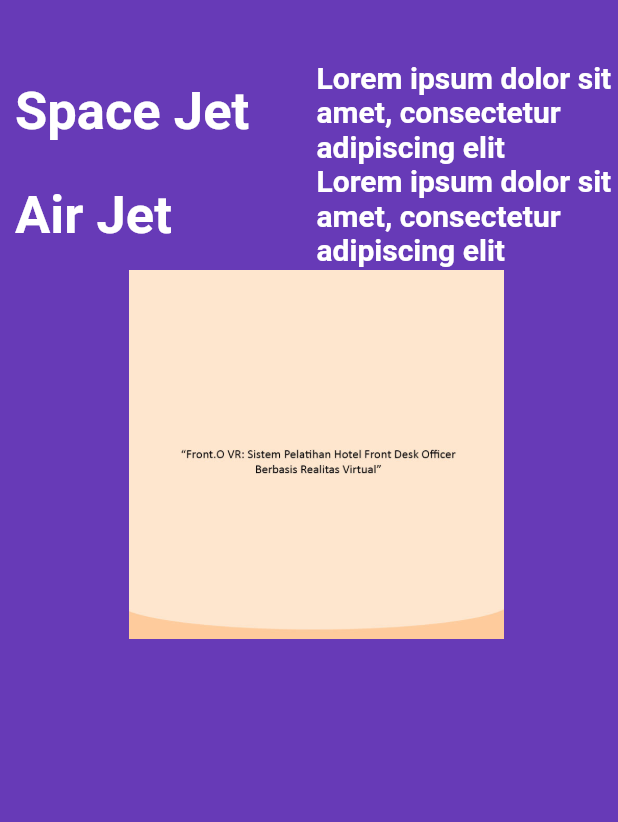
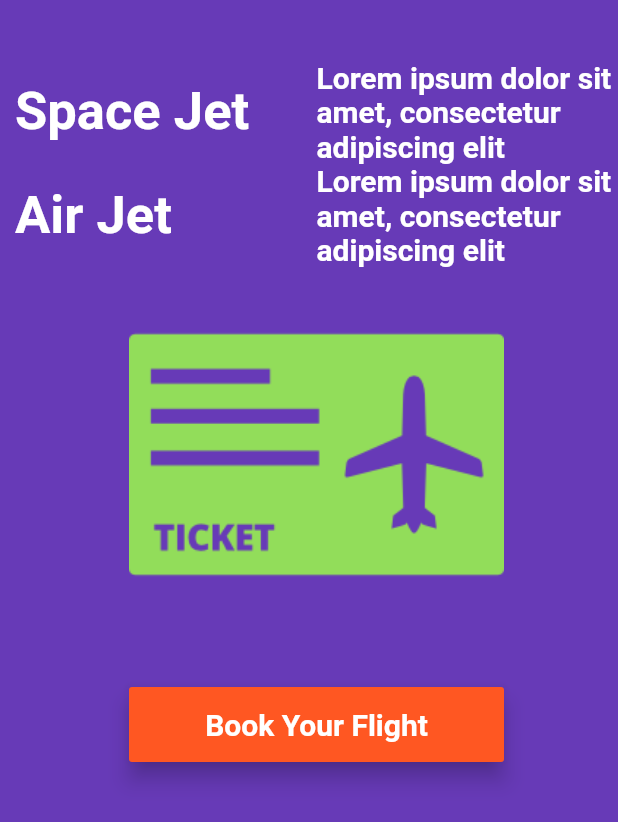
Before and after one commit to aldiramdani/flutter_begginer_course, a Flutter app: the screen it shows after launch, on a phone screen of 412 x 824 dp. Shown: the top 822 px of the screen. Run offline on Flutter 3.47's test engine with Material 2 defaults, Android fonts, the phone set to English and light mode, and no system bars; Roboto replaces fonts that are missing (Raleway).

Commit message:
adding Raised Button and AlertDialog

```diff
--- a/lib/home.dart
+++ b/lib/home.dart
@@ -64,7 +64,8 @@ class Home extends StatelessWidget {
                       )),
                 ],
               ),
-              FlightImageAsset()
+              FlightImageAsset(),
+              FlighBookingButton()
             ],
           )),
     );
@@ -75,8 +76,49 @@ class Home extends StatelessWidget {
 class FlightImageAsset extends StatelessWidget {
   @override
   Widget build(BuildContext context) {
-    AssetImage assetImage = AssetImage('images/images_1.jpg');
+    AssetImage assetImage = AssetImage('images/flight.png');
     Image image = Image(image: assetImage,width: 250.0,height: 250.0,);
     return Container(child: image);
   }
 }
+
+class FlighBookingButton extends StatelessWidget {
+  @override
+  Widget build(BuildContext context) {
+    return Container(
+      margin: EdgeInsets.only(top: 30.0),
+      width: 250.0,
+      height: 50.0,
+      child: RaisedButton(
+          color: Colors.deepOrange,
+          child: Text(
+              'Book Your Flight',
+              style: TextStyle(
+                fontSize: 20.0,
+                color: Colors.white,
+                fontFamily: 'Raleway',
+                fontWeight: FontWeight.w700
+              ),
+          ),
+          elevation: 6.0,
+          onPressed: (){
+            //Action
+            bookFlight(context);
+          }),
+    );
+  }
+
+  void bookFlight(BuildContext context){
+    var alertDialog = AlertDialog(
+      title: Text('Flight Booked Successfully'),
+      content: Text('Have a pleasant flight'),
+    );
+
+    showDialog(context: context,
+    builder: (BuildContext context){
+      return alertDialog;
+    }
+    );
+  }
+
+}
```
Also changed, not shown: images/flight.png (added).
